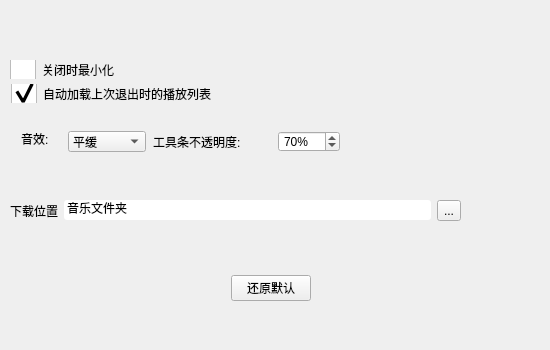
Qt form src/settingwindow.ui (Remaker01/TinyPlayer) before a commit.
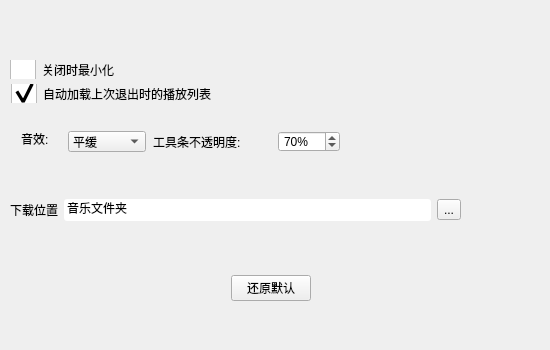
The same form after that commit. Icons and pictures are not drawn.

```diff
--- a/src/settingwindow.ui
+++ b/src/settingwindow.ui
@@ -43,7 +43,7 @@
 background-image: url(:/Icons/images/unchecked.png);
 }
 QSpinBox,QLineEdit{
-padding:2px 1px;
+padding:3px 1px;
 }
 QLineEdit{
 border-radius:3px;
@@ -251,14 +251,7 @@
     </rect>
    </property>
    <layout class="QGridLayout" name="gridLayout">
-    <item row="0" column="3">
-     <widget class="QToolButton" name="locButton">
-      <property name="text">
-       <string>...</string>
-      </property>
-     </widget>
-    </item>
-    <item row="0" column="2">
+    <item row="1" column="2">
      <widget class="QLineEdit" name="locEdit">
       <property name="text">
        <string>音乐文件夹</string>
@@ -268,13 +261,20 @@
       </property>
      </widget>
     </item>
-    <item row="0" column="0">
+    <item row="1" column="0">
      <widget class="QLabel" name="locLabel">
       <property name="text">
        <string>下载位置</string>
       </property>
      </widget>
     </item>
+    <item row="1" column="3">
+     <widget class="QToolButton" name="locButton">
+      <property name="text">
+       <string>...</string>
+      </property>
+     </widget>
+    </item>
    </layout>
   </widget>
  </widget>
```
